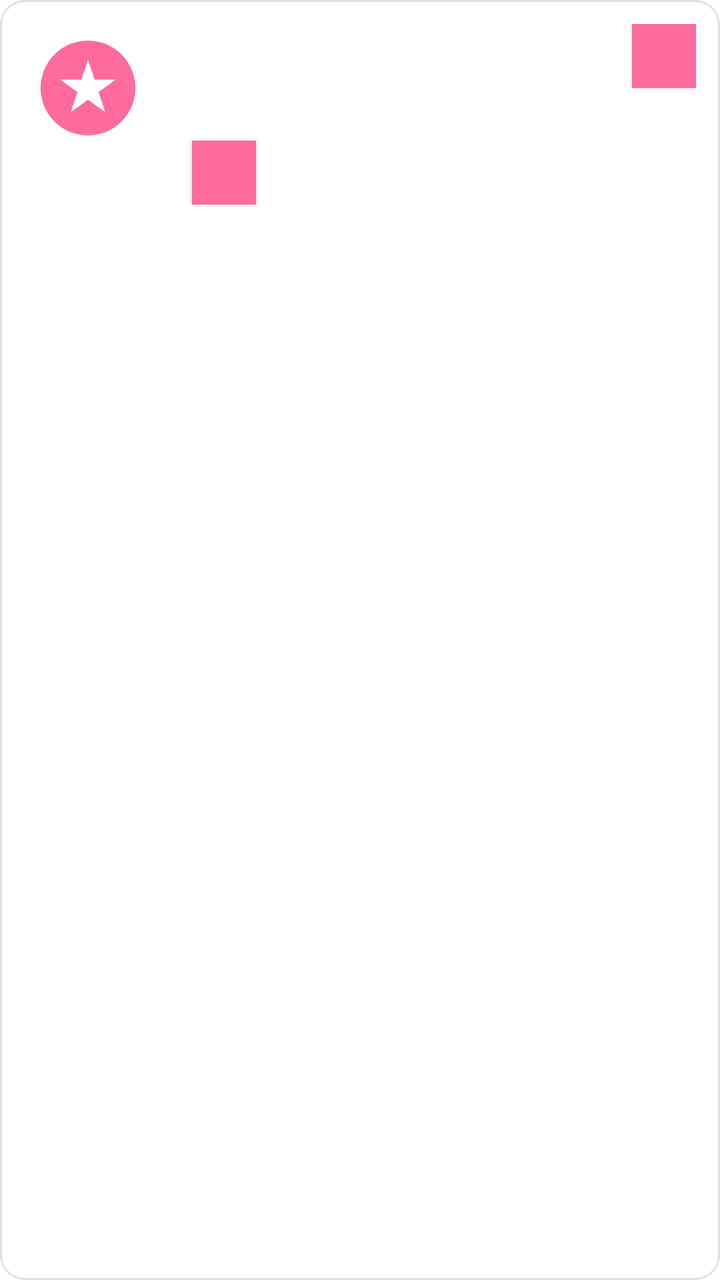
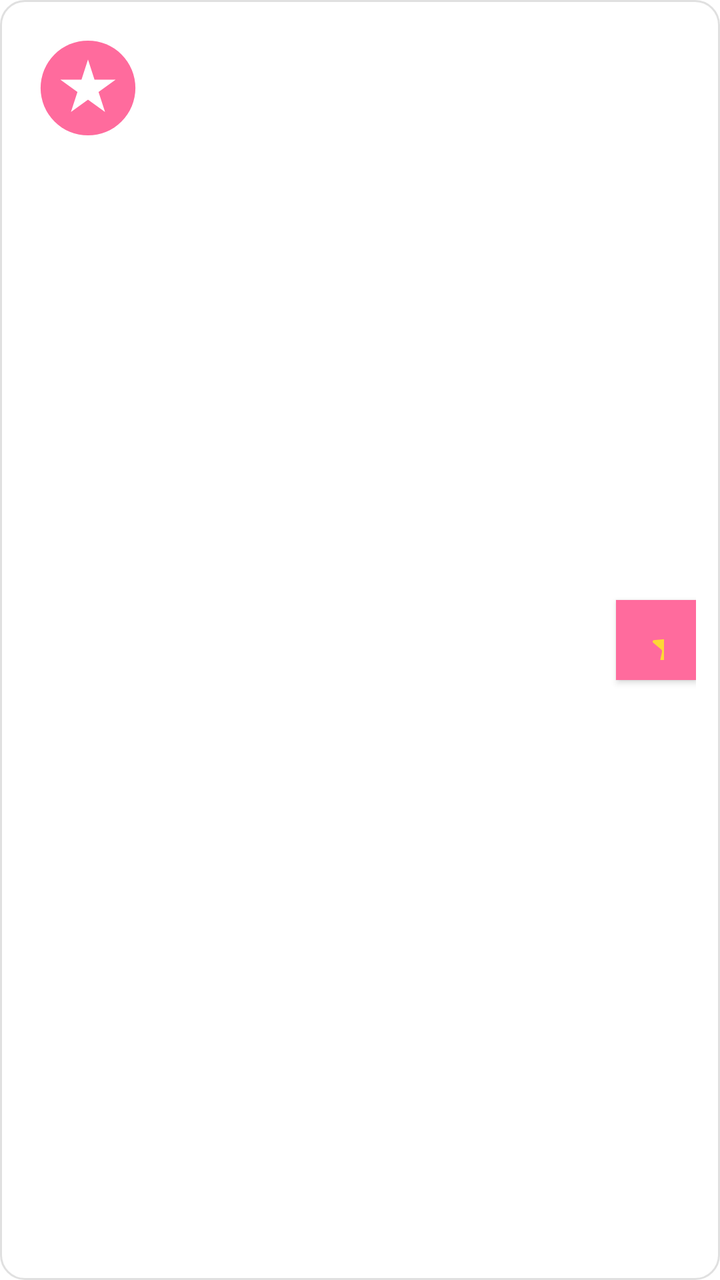

Compare the two renders of this Android layout. The source of the first and the diff that turns it into the second are given below.
<!-- AndroidManifest.xml: application theme Theme.HabitTracker -->
<!-- res/layout/item_shop.xml -->
<?xml version="1.0" encoding="utf-8"?>
<LinearLayout xmlns:android="http://schemas.android.com/apk/res/android"
    android:layout_width="match_parent"
    android:layout_height="wrap_content"
    android:orientation="horizontal"
    android:padding="12dp"
    android:background="@drawable/card_background"
    android:layout_margin="4dp">

    
    <ImageView
        android:id="@+id/iv_shop_icon"
        android:layout_width="64dp"
        android:layout_height="64dp"
        android:scaleType="centerCrop"
        android:src="@drawable/ic_launcher"
        android:layout_marginEnd="12dp" />

    
    <LinearLayout
        android:layout_width="0dp"
        android:layout_height="wrap_content"
        android:layout_weight="1"
        android:orientation="vertical"
        android:gravity="center_vertical">

        <TextView
            android:id="@+id/tv_shop_name"
            android:layout_width="wrap_content"
            android:layout_height="wrap_content"
            android:textSize="16sp"
            android:textStyle="bold"
            android:textColor="@color/text_primary" />

        <TextView
            android:id="@+id/tv_shop_desc"
            android:layout_width="wrap_content"
            android:layout_height="wrap_content"
            android:textSize="13sp"
            android:textColor="@color/text_secondary"
            android:maxLines="2"
            android:ellipsize="end" />

        <TextView
            android:id="@+id/tv_shop_price"
            android:layout_width="wrap_content"
            android:layout_height="wrap_content"
            android:textSize="14sp"
            android:textColor="#FF6B35"
            android:textStyle="bold" />

    <Button android:id="@+id/btn_wishlist" android:layout_width="32dp" android:layout_height="32dp" android:text="⭐" android:textSize="16sp" android:background="#E0E0E0" android:layout_marginStart="8dp" />
    </LinearLayout>

<Button android:id="@+id/btn_wishlist" android:layout_width="32dp" android:layout_height="32dp" android:text="⭐" android:textSize="16sp" android:background="#E0E0E0" android:layout_marginStart="8dp" />
    </LinearLayout>
<!-- resources referenced by this layout -->
<resources>
  <color name="text_primary">#333333</color>
  <color name="text_secondary">#888888</color>
  <!-- drawable card_background (drawable) -->
  <?xml version="1.0" encoding="utf-8"?>
  <shape xmlns:android="http://schemas.android.com/apk/res/android"
      android:shape="rectangle">
      <solid android:color="@color/white" />
      <corners android:radius="12dp" />
      <stroke android:width="1dp" android:color="#E0E0E0" />
  </shape>
  <!-- drawable ic_launcher (drawable) -->
  <?xml version="1.0" encoding="utf-8"?>
  <vector xmlns:android="http://schemas.android.com/apk/res/android"
      android:width="108dp"
      android:height="108dp"
      android:viewportWidth="108"
      android:viewportHeight="108">
      
      <path
          android:fillColor="#FF6B9D"
          android:pathData="M54,54m-40,0a40,40 0,1 1,80 0a40,40 0,1 1,-80 0" />
      
      <path
          android:fillColor="#FFFFFF"
          android:pathData="M54,30l5.5,16.9h17.8l-14.4,10.5l5.5,16.9l-14.4,-10.5l-14.4,10.5l5.5,-16.9l-14.4,-10.5h17.8z" />
  </vector>
  <style name="Theme.HabitTracker" parent="Theme.MaterialComponents.Light.NoActionBar">
          <item name="colorPrimary">@color/child_pink</item>
          <item name="colorPrimaryVariant">@color/child_pink_light</item>
          <item name="colorOnPrimary">@color/white</item>
          <item name="colorSecondary">@color/child_green</item>
          <item name="android:statusBarColor">@color/child_pink_light</item>
      </style>
  <color name="white">#FFFFFF</color>
  <color name="child_pink">#FF6B9D</color>
  <color name="child_pink_light">#FFF0F5</color>
  <color name="child_green">#4CAF50</color>
</resources>

<!-- the commit's change to res/layout/item_shop.xml (unified diff, before → after) -->
@@ -7,7 +7,6 @@
     android:background="@drawable/card_background"
     android:layout_margin="4dp">
 
-    
     <ImageView
         android:id="@+id/iv_shop_icon"
         android:layout_width="64dp"
@@ -16,7 +15,6 @@
         android:src="@drawable/ic_launcher"
         android:layout_marginEnd="12dp" />
 
-    
     <LinearLayout
         android:layout_width="0dp"
         android:layout_height="wrap_content"
@@ -49,8 +47,17 @@
             android:textColor="#FF6B35"
             android:textStyle="bold" />
 
-    <Button android:id="@+id/btn_wishlist" android:layout_width="32dp" android:layout_height="32dp" android:text="⭐" android:textSize="16sp" android:background="#E0E0E0" android:layout_marginStart="8dp" />
     </LinearLayout>
 
-<Button android:id="@+id/btn_wishlist" android:layout_width="32dp" android:layout_height="32dp" android:text="⭐" android:textSize="16sp" android:background="#E0E0E0" android:layout_marginStart="8dp" />
-    </LinearLayout>
+    
+    <Button
+        android:id="@+id/btn_wishlist"
+        android:layout_width="40dp"
+        android:layout_height="40dp"
+        android:text="⭐"
+        android:textSize="18sp"
+        android:background="#E8E8E8"
+        android:layout_gravity="center_vertical"
+        android:layout_marginStart="4dp" />
+
+</LinearLayout>
